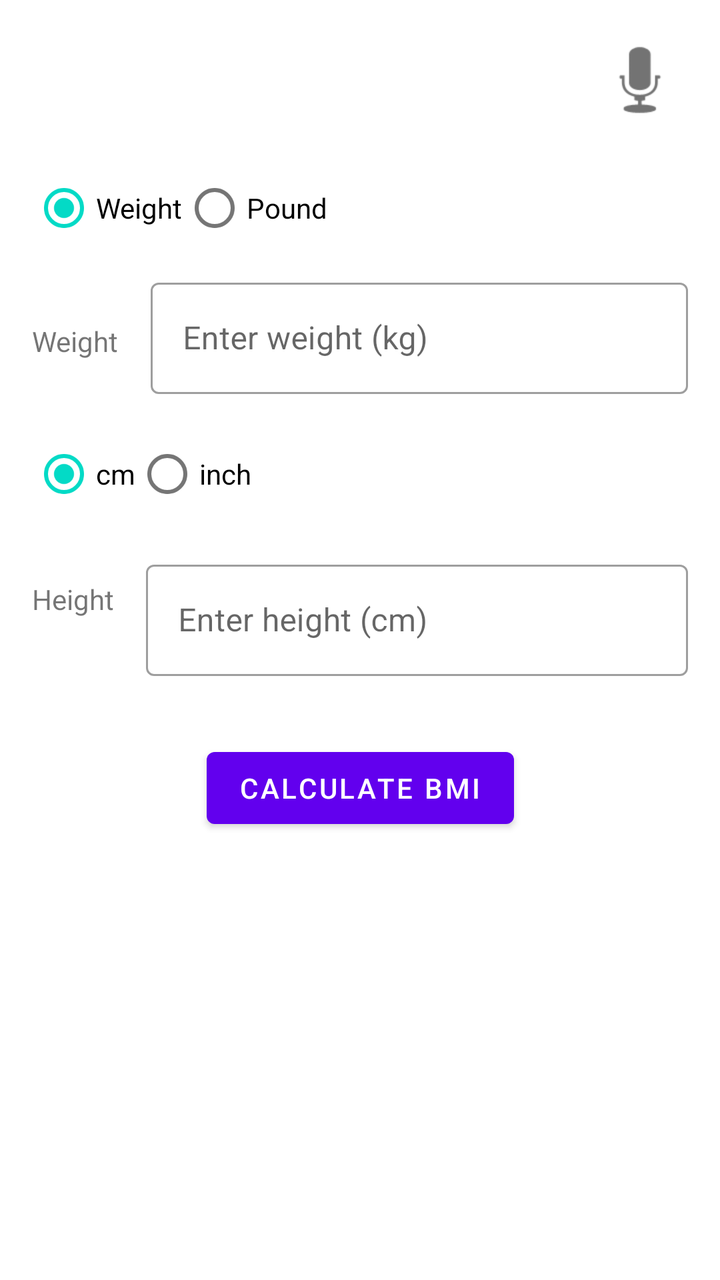
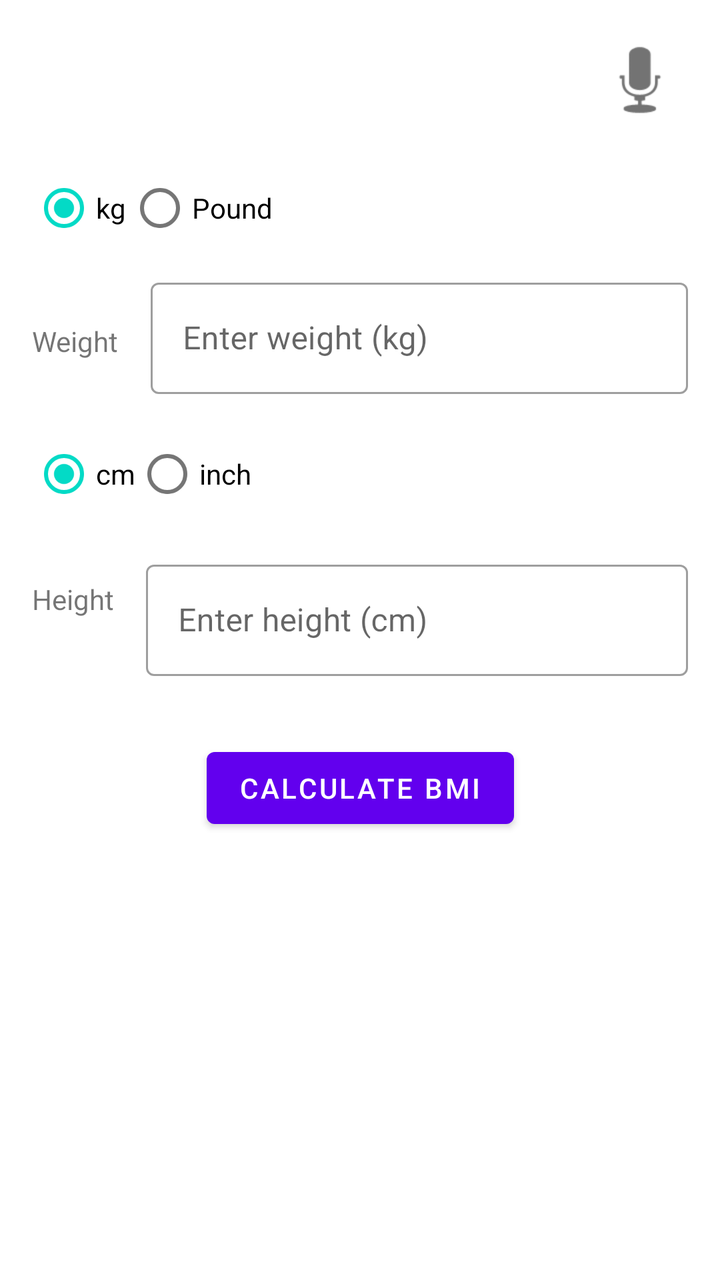

The first picture is an Android layout as it rendered before a commit; the second is the same layout after the commit. The layout source and the unified diff follow.
<!-- AndroidManifest.xml: application theme Theme.SmartBMICalculator -->
<!-- res/layout/activity_main.xml -->
<?xml version="1.0" encoding="utf-8"?>
<androidx.constraintlayout.widget.ConstraintLayout xmlns:android="http://schemas.android.com/apk/res/android"
    xmlns:app="http://schemas.android.com/apk/res-auto"
    xmlns:tools="http://schemas.android.com/tools"
    android:id="@+id/main"
    android:layout_width="match_parent"
    android:layout_height="match_parent"
    tools:context=".MainActivity">

    <ImageView
        android:id="@+id/imageView"
        android:layout_width="48dp"
        android:layout_height="48dp"
        android:layout_marginTop="16dp"
        android:layout_marginEnd="16dp"
        android:layout_marginBottom="16dp"
        android:clickable="true"
        android:contentDescription="@string/voice_input_bmi"
        android:onClick="invokeAIAssistant"
        app:layout_constraintBottom_toTopOf="@+id/radioGroupWeightUnit"
        app:layout_constraintEnd_toEndOf="parent"
        app:layout_constraintTop_toTopOf="parent"
        app:srcCompat="@android:drawable/ic_btn_speak_now" />

    <RadioGroup
        android:id="@+id/radioGroupWeightUnit"
        android:layout_width="0dp"
        android:layout_height="wrap_content"
        android:layout_marginStart="16dp"
        android:orientation="horizontal"
        app:layout_constraintEnd_toEndOf="parent"
        app:layout_constraintStart_toStartOf="parent"
        app:layout_constraintTop_toBottomOf="@+id/imageView"
        app:layout_constraintBottom_toTopOf="@+id/textInputLayoutWeight">

        <com.google.android.material.radiobutton.MaterialRadioButton
            android:id="@+id/radioButtonWeight"
            android:layout_width="wrap_content"
            android:layout_height="wrap_content"
            android:checked="true"
            android:text="@string/weight" />

        <com.google.android.material.radiobutton.MaterialRadioButton
            android:id="@+id/radioButtonPound"
            android:layout_width="wrap_content"
            android:layout_height="wrap_content"
            android:text="@string/pound" />
    </RadioGroup>

    <com.google.android.material.textview.MaterialTextView
        android:id="@+id/textViewWeightLabel"
        android:layout_width="wrap_content"
        android:layout_height="wrap_content"
        android:layout_marginStart="16dp"
        android:text="@string/weight"
        app:layout_constraintBottom_toTopOf="@+id/radioGroupHeightUnit"
        app:layout_constraintStart_toStartOf="parent"
        app:layout_constraintTop_toBottomOf="@+id/radioGroupWeightUnit" />

    <com.google.android.material.textfield.TextInputLayout
        android:id="@+id/textInputLayoutWeight"
        style="@style/Widget.MaterialComponents.TextInputLayout.OutlinedBox"
        android:layout_width="0dp"
        android:layout_height="wrap_content"
        android:layout_marginStart="16dp"
        android:layout_marginTop="8dp"
        android:layout_marginEnd="16dp"
        android:hint="@string/enter_weight_kg_hint"
        app:layout_constraintEnd_toEndOf="parent"
        app:layout_constraintStart_toEndOf="@+id/textViewWeightLabel"
        app:layout_constraintTop_toBottomOf="@+id/radioGroupWeightUnit">

        <com.google.android.material.textfield.TextInputEditText
            android:id="@+id/editTextWeight"
            android:layout_width="match_parent"
            android:layout_height="wrap_content"
            android:inputType="numberDecimal" />

    </com.google.android.material.textfield.TextInputLayout>

    <RadioGroup
        android:id="@+id/radioGroupHeightUnit"
        android:layout_width="0dp"
        android:layout_height="wrap_content"
        android:layout_marginStart="16dp"
        android:layout_marginTop="16dp"
        android:layout_marginEnd="16dp"
        android:orientation="horizontal"
        app:layout_constraintEnd_toEndOf="parent"
        app:layout_constraintStart_toStartOf="parent"
        app:layout_constraintTop_toBottomOf="@+id/textInputLayoutWeight">

        <com.google.android.material.radiobutton.MaterialRadioButton
            android:id="@+id/radioButtonCm"
            android:layout_width="wrap_content"
            android:layout_height="wrap_content"
            android:checked="true"
            android:text="@string/cm" />

        <com.google.android.material.radiobutton.MaterialRadioButton
            android:id="@+id/radioButtonInch"
            android:layout_width="wrap_content"
            android:layout_height="wrap_content"
            android:text="@string/inch" />
    </RadioGroup>

    <com.google.android.material.textview.MaterialTextView
        android:id="@+id/textViewHeightLabel"
        android:layout_width="wrap_content"
        android:layout_height="wrap_content"
        android:layout_marginStart="16dp"
        android:text="@string/height"
        app:layout_constraintBottom_toBottomOf="@+id/textInputLayoutHeight"
        app:layout_constraintStart_toStartOf="parent"
        app:layout_constraintTop_toBottomOf="@+id/radioGroupHeightUnit" />

    <com.google.android.material.textfield.TextInputLayout
        android:id="@+id/textInputLayoutHeight"
        style="@style/Widget.MaterialComponents.TextInputLayout.OutlinedBox"
        android:layout_width="0dp"
        android:layout_height="wrap_content"
        android:layout_marginStart="16dp"
        android:layout_marginTop="16dp"
        android:layout_marginEnd="16dp"
        android:hint="@string/enter_height_cm_hint"
        app:layout_constraintEnd_toEndOf="parent"
        app:layout_constraintStart_toEndOf="@+id/textViewHeightLabel"
        app:layout_constraintTop_toBottomOf="@+id/radioGroupHeightUnit">

        <com.google.android.material.textfield.TextInputEditText
            android:id="@+id/editTextHeight"
            android:layout_width="match_parent"
            android:layout_height="wrap_content"
            android:inputType="number" />

    </com.google.android.material.textfield.TextInputLayout>

    <com.google.android.material.button.MaterialButton
        android:id="@+id/buttonCalculate"
        android:layout_width="wrap_content"
        android:layout_height="wrap_content"
        android:layout_marginTop="32dp"
        android:text="@string/calculate_bmi"
        app:layout_constraintEnd_toEndOf="parent"
        app:layout_constraintStart_toStartOf="parent"
        app:layout_constraintTop_toBottomOf="@+id/textInputLayoutHeight" />

    <com.google.android.material.textview.MaterialTextView
        android:id="@+id/textViewResult"
        android:layout_width="wrap_content"
        android:layout_height="wrap_content"
        android:layout_marginTop="32dp"
        android:text=""
        android:textAppearance="?attr/textAppearanceHeadline6"
        app:layout_constraintEnd_toEndOf="parent"
        app:layout_constraintStart_toStartOf="parent"
        app:layout_constraintTop_toBottomOf="@+id/buttonCalculate" />

</androidx.constraintlayout.widget.ConstraintLayout>
<!-- resources referenced by this layout -->
<resources>
  <string name="calculate_bmi">Calculate BMI</string>
  <string name="cm">cm</string>
  <string name="enter_height_cm_hint">Enter height (cm)</string>
  <string name="enter_weight_kg_hint">Enter weight (kg)</string>
  <string name="height">Height</string>
  <string name="inch">inch</string>
  <string name="pound">Pound</string>
  <string name="voice_input_bmi">Voice Input for BMI Calculation</string>
  <string name="weight">Weight</string>
  <style name="Theme.SmartBMICalculator" parent="Base.Theme.SmartBMICalculator" />
  <style name="Base.Theme.SmartBMICalculator" parent="Theme.MaterialComponents.DayNight.NoActionBar">
          
          
      </style>
</resources>

<!-- the commit's change to res/layout/activity_main.xml (unified diff, before → after) -->
@@ -34,11 +34,11 @@
         app:layout_constraintBottom_toTopOf="@+id/textInputLayoutWeight">
 
         <com.google.android.material.radiobutton.MaterialRadioButton
-            android:id="@+id/radioButtonWeight"
+            android:id="@+id/radioButtonKg"
             android:layout_width="wrap_content"
             android:layout_height="wrap_content"
             android:checked="true"
-            android:text="@string/weight" />
+            android:text="@string/kg" />
 
         <com.google.android.material.radiobutton.MaterialRadioButton
             android:id="@+id/radioButtonPound"
<!-- resource entries referenced after the edit -->
@@ -6,6 +6,7 @@
   <string name="enter_weight_kg_hint">Enter weight (kg)</string>
   <string name="height">Height</string>
   <string name="inch">inch</string>
+  <string name="kg">kg</string>
   <string name="pound">Pound</string>
   <string name="voice_input_bmi">Voice Input for BMI Calculation</string>
   <string name="weight">Weight</string>
